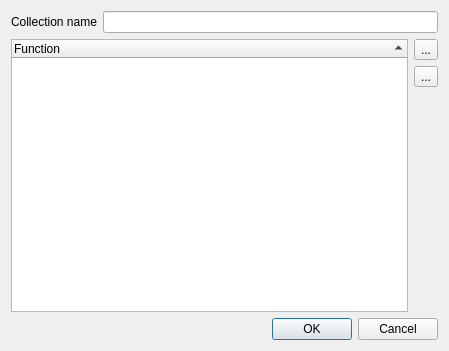
The window that trunk/ui/src/collectioneditor.ui (Bondzio/qlc) describes before a commit, drawn with Qt 5.
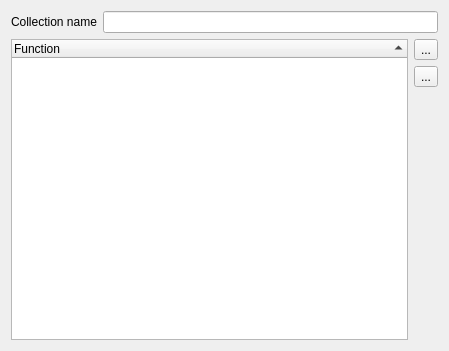
The same window after the commit. Icons and pictures are not drawn.

Commit message: Un-dialogified function editors and made them live on the right side of the FunctionManager splitter.

The edit to the form file:
```diff
--- a/trunk/ui/src/collectioneditor.ui
+++ b/trunk/ui/src/collectioneditor.ui
@@ -1,7 +1,7 @@
 <ui version="4.0" >
  <class>CollectionEditor</class>
- <widget class="QDialog" name="CollectionEditor" >
-  <property name="geometry" >
+ <widget class="QWidget" name="CollectionEditor">
+  <property name="geometry">
    <rect>
     <x>0</x>
     <y>0</y>
@@ -107,16 +107,6 @@
      </property>
     </spacer>
    </item>
-   <item row="4" column="0" colspan="3" >
-    <widget class="QDialogButtonBox" name="m_buttonBox" >
-     <property name="orientation" >
-      <enum>Qt::Horizontal</enum>
-     </property>
-     <property name="standardButtons" >
-      <set>QDialogButtonBox::Cancel|QDialogButtonBox::Ok</set>
-     </property>
-    </widget>
-   </item>
   </layout>
  </widget>
  <resources>
```
Left out of the diff: 108 changed lines with no effect on the pictures. The commit also changes 25 other files.
